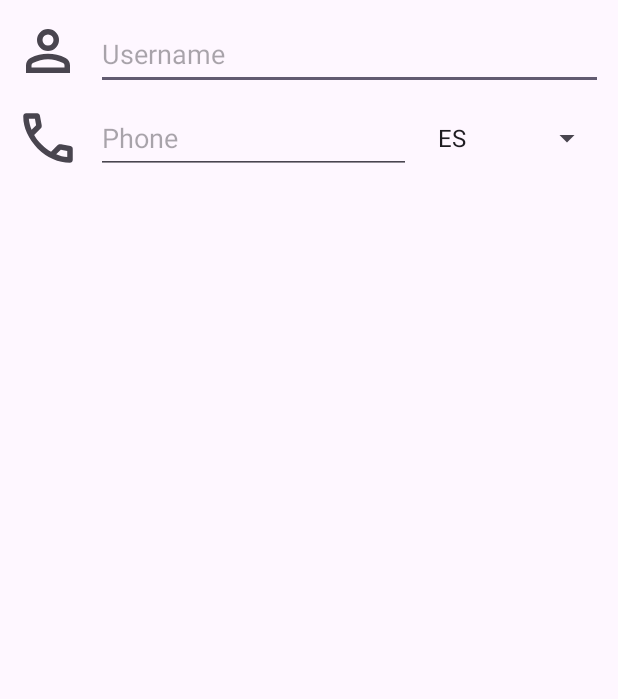
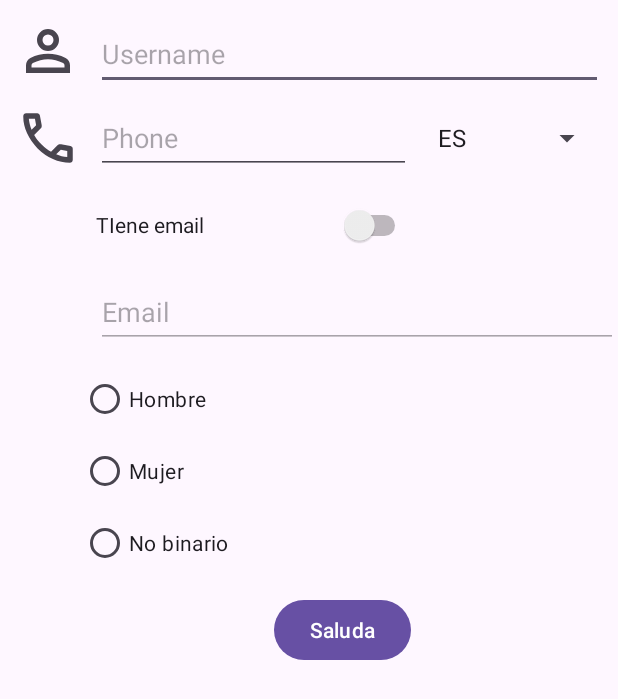
Before and after one commit to 2023-2024-2DAM/HelloWorldAndroid, an Android app: the ContactActivity screen opened directly, with no data from a screen before it, on a phone screen of 412 x 824 dp. Shown: the top 699 px of the screen. Run offline under Robolectric (Android 15) with nearby library versions, the phone set to English and light mode, and no system bars.

Commit message:
radio buttons

```diff
--- a/app/src/main/java/com/example/helloworld/ContactActivity.kt
+++ b/app/src/main/java/com/example/helloworld/ContactActivity.kt
@@ -1,11 +1,41 @@
 package com.example.helloworld
 
+import android.opengl.Visibility
 import androidx.appcompat.app.AppCompatActivity
 import android.os.Bundle
+import android.view.View
+import android.widget.Toast
+import com.example.helloworld.databinding.ActivityCalculatorBinding
+import com.example.helloworld.databinding.ActivityContactBinding
 
 class ContactActivity : AppCompatActivity() {
+
+    private lateinit var binding: ActivityContactBinding
     override fun onCreate(savedInstanceState: Bundle?) {
         super.onCreate(savedInstanceState)
-        setContentView(R.layout.activity_contact)
+        binding = ActivityContactBinding.inflate(layoutInflater)
+        setContentView(binding.root)
+
+        binding.emailSwitch.setOnClickListener {
+            // binding.emailSwitch.visibility = View.INVISIBLE
+            binding.emailEditText.isEnabled =
+                binding.emailSwitch.isChecked
+        }
+
+        binding.helloButton.setOnClickListener { _ ->
+            when (binding.sexGroup.checkedRadioButtonId) {
+                binding.maleRB.id -> {
+                    Toast.makeText(this, "Sexo: masculino", Toast.LENGTH_SHORT).show()
+                }
+
+                binding.femaleRB.id -> {
+                    Toast.makeText(this, "Sexo: femenino", Toast.LENGTH_SHORT).show()
+                }
+
+                binding.nonBinaryRB.id -> {
+                    Toast.makeText(this, "Sexo: No binario", Toast.LENGTH_SHORT).show()
+                }
+            }
+        }
     }
 }
--- a/app/src/main/res/layout/activity_calculator.xml
+++ b/app/src/main/res/layout/activity_calculator.xml
@@ -70,4 +70,14 @@
         android:layout_height="wrap_content"
         android:layout_gravity="center_horizontal"
         android:text="@string/reset" />
+
+    <ToggleButton
+        android:id="@+id/toggleButton"
+        android:layout_width="match_parent"
+        android:layout_height="wrap_content"
+        android:checked="false"
+        android:text="ToggleButton"
+        android:textOff="Despulsado"
+        android:textOn="Pulsado" />
+
 </LinearLayout>
--- a/app/src/main/res/layout/activity_contact.xml
+++ b/app/src/main/res/layout/activity_contact.xml
@@ -6,21 +6,52 @@
     android:layout_height="match_parent"
     tools:context=".ContactActivity">
 
+    <RadioGroup
+        android:id="@+id/sexGroup"
+        android:layout_width="0dp"
+        android:layout_height="wrap_content"
+        android:layout_marginTop="10dp"
+        android:orientation="vertical"
+        app:layout_constraintEnd_toStartOf="@+id/guideline4"
+        app:layout_constraintHorizontal_bias="0.0"
+        app:layout_constraintStart_toStartOf="@+id/guideline2"
+        app:layout_constraintTop_toBottomOf="@+id/emailEditText">
+
+        <RadioButton
+            android:id="@+id/maleRB"
+            android:layout_width="wrap_content"
+            android:layout_height="wrap_content"
+            android:text="Hombre" />
+
+        <RadioButton
+            android:id="@+id/femaleRB"
+            android:layout_width="wrap_content"
+            android:layout_height="wrap_content"
+            android:text="Mujer" />
+
+        <RadioButton
+            android:id="@+id/nonBinaryRB"
+            android:layout_width="wrap_content"
+            android:layout_height="wrap_content"
+            android:text="No binario" />
+    </RadioGroup>
+
     <ImageView
         android:id="@+id/usernameIV"
         android:layout_width="44dp"
         android:layout_height="48dp"
         android:layout_marginTop="10dp"
+        android:importantForAccessibility="no"
         app:layout_constraintStart_toStartOf="@+id/guideline"
         app:layout_constraintTop_toTopOf="parent"
-        app:srcCompat="@drawable/person_24dp"
-        android:importantForAccessibility="no" />
+        app:srcCompat="@drawable/person_24dp" />
 
     <EditText
         android:id="@+id/editTextText"
         android:layout_width="0dp"
         android:layout_height="wrap_content"
         android:layout_marginTop="3dp"
+        android:autofillHints=""
         android:ems="10"
         android:hint="@string/username"
         android:inputType="text"
@@ -28,24 +59,24 @@
         app:layout_constraintBottom_toBottomOf="@+id/usernameIV"
         app:layout_constraintEnd_toStartOf="@+id/guideline4"
         app:layout_constraintStart_toStartOf="@+id/guideline3"
-        app:layout_constraintTop_toTopOf="@+id/usernameIV"
-        android:autofillHints="" />
+        app:layout_constraintTop_toTopOf="@+id/usernameIV" />
 
     <ImageView
         android:id="@+id/imageView2"
         android:layout_width="44dp"
         android:layout_height="48dp"
         android:layout_marginTop="10dp"
+        android:importantForAccessibility="no"
         app:layout_constraintEnd_toStartOf="@+id/guideline2"
         app:layout_constraintStart_toStartOf="@+id/guideline"
         app:layout_constraintTop_toBottomOf="@+id/usernameIV"
-        app:srcCompat="@drawable/call_24px"
-        android:importantForAccessibility="no" />
+        app:srcCompat="@drawable/call_24px" />
 
     <EditText
         android:id="@+id/editTextPhone"
         android:layout_width="0dp"
         android:layout_height="wrap_content"
+        android:autofillHints=""
         android:ems="10"
         android:hint="@string/phone"
         android:inputType="phone"
@@ -53,8 +84,7 @@
         app:layout_constraintBottom_toBottomOf="@+id/imageView2"
         app:layout_constraintEnd_toStartOf="@+id/guideline5"
         app:layout_constraintStart_toStartOf="@+id/guideline3"
-        app:layout_constraintTop_toTopOf="@+id/imageView2"
-        android:autofillHints="" />
+        app:layout_constraintTop_toTopOf="@+id/imageView2" />
 
     <Spinner
         android:id="@+id/spinner"
@@ -102,4 +132,38 @@
         android:orientation="vertical"
         app:layout_constraintGuide_begin="274dp" />
 
+    <Switch
+        android:id="@+id/emailSwitch"
+        android:layout_width="0dp"
+        android:layout_height="wrap_content"
+        android:layout_marginTop="10dp"
+        android:minHeight="48dp"
+        android:text="TIene email"
+        app:layout_constraintEnd_toStartOf="@+id/guideline5"
+        app:layout_constraintStart_toStartOf="@+id/guideline3"
+        app:layout_constraintTop_toBottomOf="@+id/editTextPhone" />
+
+    <EditText
+        android:id="@+id/emailEditText"
+        android:layout_width="0dp"
+        android:layout_height="wrap_content"
+        android:layout_marginTop="10dp"
+        android:ems="10"
+        android:enabled="false"
+        android:hint="Email"
+        android:inputType="textEmailAddress"
+        android:minHeight="48dp"
+        app:layout_constraintEnd_toEndOf="parent"
+        app:layout_constraintStart_toStartOf="@+id/guideline3"
+        app:layout_constraintTop_toBottomOf="@+id/emailSwitch" />
+
+    <Button
+        android:id="@+id/helloButton"
+        android:layout_width="wrap_content"
+        android:layout_height="wrap_content"
+        android:layout_marginTop="10dp"
+        android:text="Saluda"
+        app:layout_constraintEnd_toStartOf="@+id/guideline5"
+        app:layout_constraintTop_toBottomOf="@+id/sexGroup" />
+
 </androidx.constraintlayout.widget.ConstraintLayout>
```
